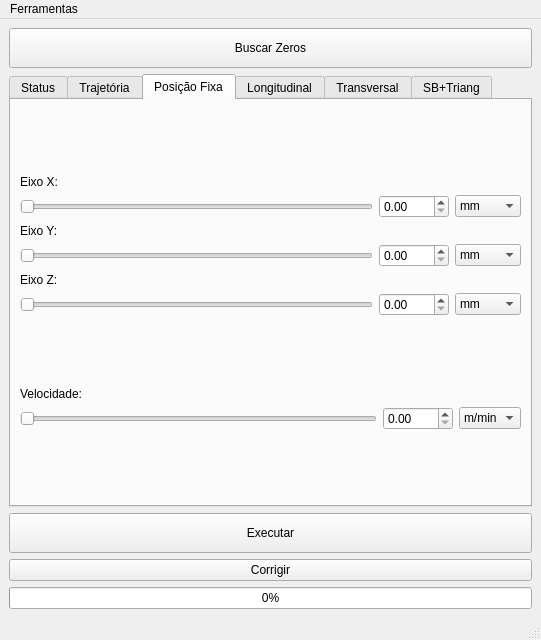
Above: Source/ui/mainwindow.ui from rafaelppires/weldway before the change. Below: the same form after it.
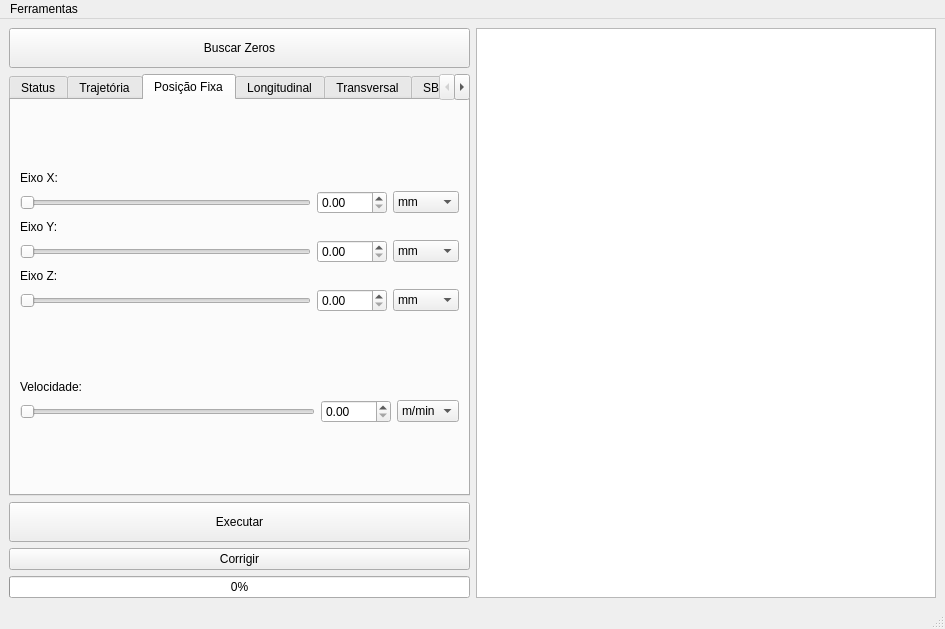
That is the form after the change. The open tabs and pages were chosen to show the change.

The edit to the form file:
```diff
--- a/Source/ui/mainwindow.ui
+++ b/Source/ui/mainwindow.ui
@@ -6,8 +6,8 @@
    <rect>
     <x>0</x>
     <y>0</y>
-    <width>541</width>
-    <height>640</height>
+    <width>945</width>
+    <height>626</height>
    </rect>
   </property>
   <property name="windowTitle">
@@ -1743,6 +1743,9 @@
       </item>
      </layout>
     </item>
+    <item>
+     <widget class="QGraphicsView" name="graphicsView"/>
+    </item>
    </layout>
   </widget>
   <widget class="QMenuBar" name="menubar">
@@ -1750,7 +1753,7 @@
     <rect>
      <x>0</x>
      <y>0</y>
-     <width>541</width>
+     <width>945</width>
      <height>21</height>
     </rect>
    </property>
```
Left out of the diff: 4 changed lines with no effect on the pictures.
